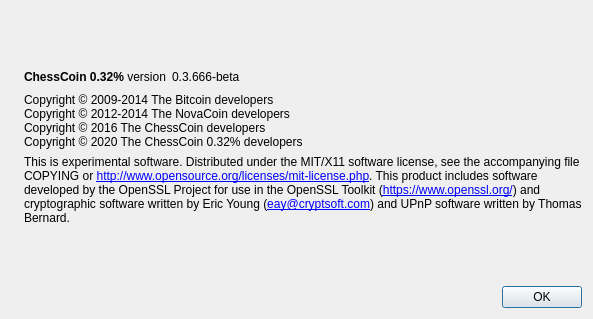
Old version of the form src/qt/forms/aboutdialog.ui in the repository AKKPP/ChessCoin032.
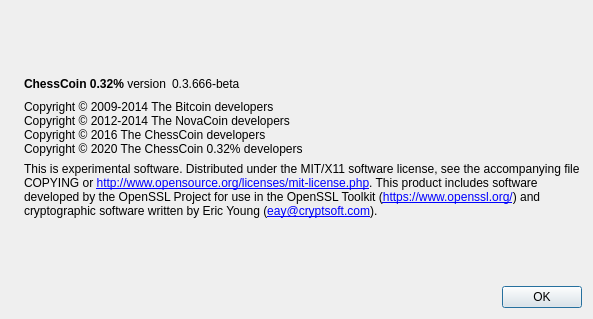
New version of the form. Icons and pictures are not drawn.

What changed in the file:
```diff
--- a/src/qt/forms/aboutdialog.ui
+++ b/src/qt/forms/aboutdialog.ui
@@ -112,7 +112,7 @@
 
 Distributed under the MIT/X11 software license, see the accompanying file COPYING or &lt;a href=&quot;http://www.opensource.org/licenses/mit-license.php&quot;&gt;http://www.opensource.org/licenses/mit-license.php&lt;/a&gt;.
 
-This product includes software developed by the OpenSSL Project for use in the OpenSSL Toolkit (&lt;a href=&quot;https://www.openssl.org/&quot;&gt;https://www.openssl.org/&lt;/a&gt;) and cryptographic software written by Eric Young (&lt;a href=&quot;mailto:eay@cryptsoft.com&quot;&gt;eay@cryptsoft.com&lt;/a&gt;) and UPnP software written by Thomas Bernard.</string>
+This product includes software developed by the OpenSSL Project for use in the OpenSSL Toolkit (&lt;a href=&quot;https://www.openssl.org/&quot;&gt;https://www.openssl.org/&lt;/a&gt;) and cryptographic software written by Eric Young (&lt;a href=&quot;mailto:eay@cryptsoft.com&quot;&gt;eay@cryptsoft.com&lt;/a&gt;).</string>
        </property>
        <property name="textFormat">
         <enum>Qt::RichText</enum>
```
